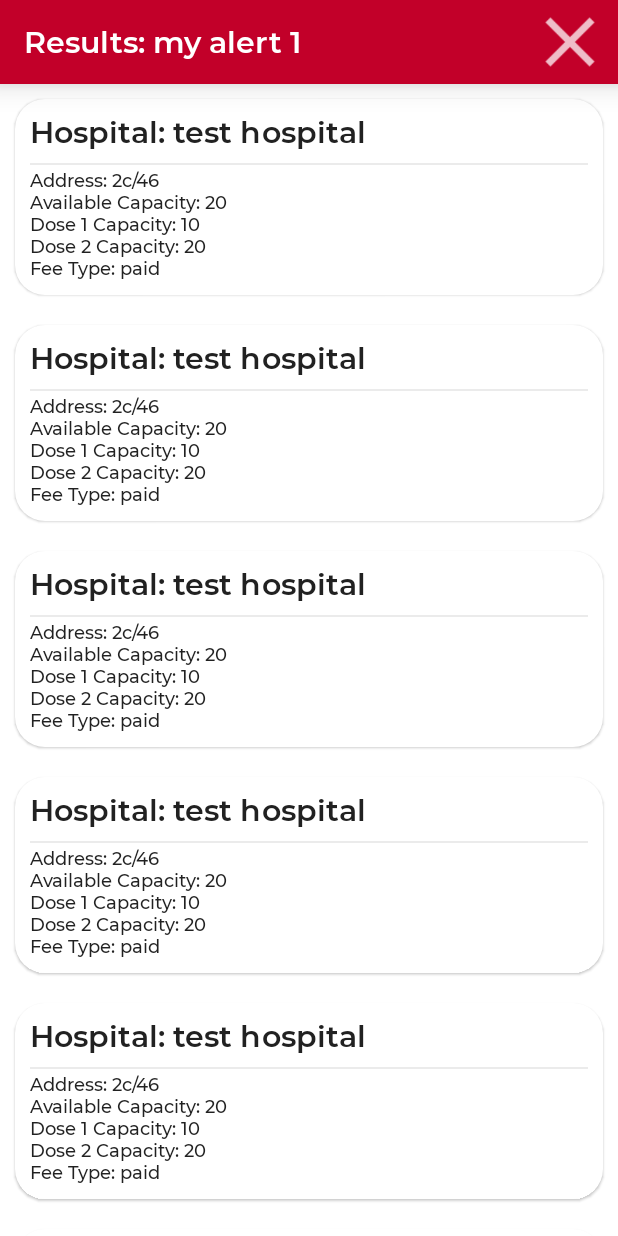
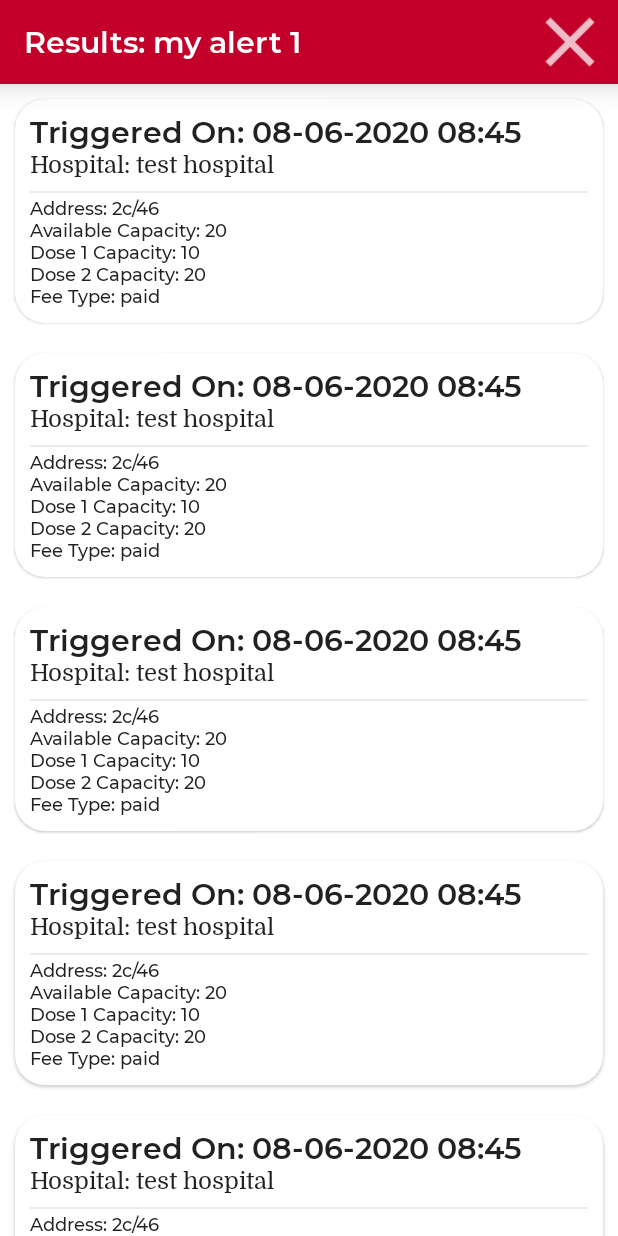
Before and after one commit to sp98/cowin-alert, an Android app built with Jetpack Compose: the @Preview function PreviewResultDetails, on a phone screen of 412 x 824 dp. Run offline under Robolectric (Android 15) with nearby library versions, the phone set to English and light mode, and no system bars; our stand-ins replace Room's generated code, accompanist.

Commit message:
added triggered time
Signed-off-by: Santosh Pillai <sapillai@redhat.com>

```diff
--- a/app/src/main/java/com/example/cowinalert/Alert.kt
+++ b/app/src/main/java/com/example/cowinalert/Alert.kt
@@ -3,6 +3,7 @@ package com.example.cowinalert
 import androidx.room.ColumnInfo
 import androidx.room.Entity
 import androidx.room.PrimaryKey
+
 
 @Entity(tableName = "cowin_alert_table")
 data class Alert(
@@ -27,7 +28,16 @@ data class Alert(
 
     @ColumnInfo(name = "below45")
     val below45: Boolean = false,
-)
+
+    @ColumnInfo(name = "isDose1")
+    val dose1: Boolean = false,
+
+    @ColumnInfo(name = "isDose2")
+    val dose2: Boolean = false,
+
+    @ColumnInfo(name = "status")
+    val status: String = "enabled",
+    )
 
 
 @Entity(tableName = "cowin_result_table")
@@ -64,4 +74,7 @@ data class Result(
     @ColumnInfo(name = "dose_2_capacity")
     val dose2Capacity: Int,
 
-    )
+    @ColumnInfo(name = "triggered_on")
+    val triggeredOn: String = ""
+
+)
--- a/app/src/main/java/com/example/cowinalert/ResultScreen.kt
+++ b/app/src/main/java/com/example/cowinalert/ResultScreen.kt
@@ -64,8 +64,12 @@ fun ResultScreen(
                                     .padding(10.dp)
                             ) {
                                 Text(
+                                    text = "Triggered On: ${result.triggeredOn}",
+                                    style = MaterialTheme.typography.h6
+                                )
+                                Text(
                                     text = "Hospital: ${result.hospitalName}",
-                                    style = MaterialTheme.typography.h6
+                                    style = MaterialTheme.typography.body1
                                 )
                                 CowinAlertDivider()
                                 Text(
@@ -117,6 +121,7 @@ fun PreviewResultDetails() {
                 availableCapacity = 20,
                 dose1Capacity = 10,
                 dose2Capacity = 20,
+                triggeredOn = "08-06-2020 08:45"
             ),
             Result(
                 alertID = alertID,
@@ -129,6 +134,7 @@ fun PreviewResultDetails() {
                 availableCapacity = 20,
                 dose1Capacity = 10,
                 dose2Capacity = 20,
+                triggeredOn = "08-06-2020 08:45"
             ),
             Result(
                 alertID = alertID,
@@ -141,6 +147,7 @@ fun PreviewResultDetails() {
                 dose1Capacity = 10,
                 availableCapacity = 20,
                 dose2Capacity = 20,
+                triggeredOn = "08-06-2020 08:45"
             ),
             Result(
                 alertID = alertID,
@@ -153,6 +160,7 @@ fun PreviewResultDetails() {
                 availableCapacity = 20,
                 dose1Capacity = 10,
                 dose2Capacity = 20,
+                triggeredOn = "08-06-2020 08:45"
             ),
             Result(
                 alertID = alertID,
@@ -165,6 +173,7 @@ fun PreviewResultDetails() {
                 dose1Capacity = 10,
                 availableCapacity = 20,
                 dose2Capacity = 20,
+                triggeredOn = "08-06-2020 08:45"
             ),
             Result(
                 alertID = alertID,
@@ -177,6 +186,7 @@ fun PreviewResultDetails() {
                 dose1Capacity = 10,
                 availableCapacity = 20,
                 dose2Capacity = 20,
+                triggeredOn = "08-06-2020 08:45"
             ),
             Result(
                 alertID = alertID,
@@ -189,6 +199,7 @@ fun PreviewResultDetails() {
                 availableCapacity = 20,
                 dose1Capacity = 10,
                 dose2Capacity = 20,
+                triggeredOn = "08-06-2020 08:45"
             ),
         )
     )
```
Also changed, not shown: app/src/main/java/com/example/cowinalert/CowinWorker.kt (+9 -8 lines).
